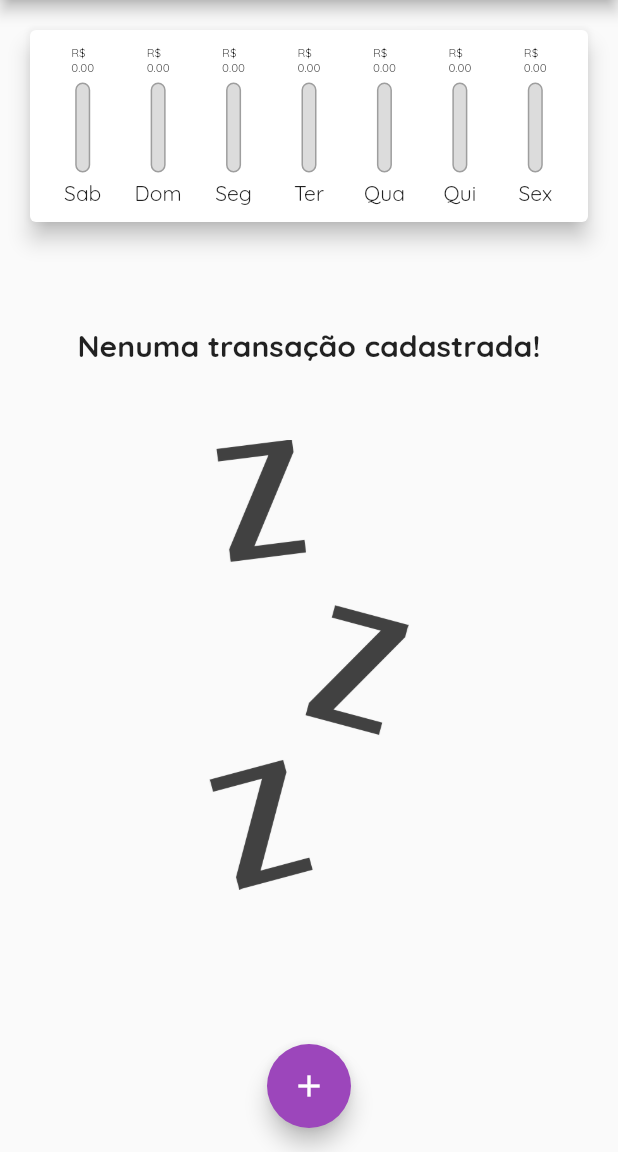
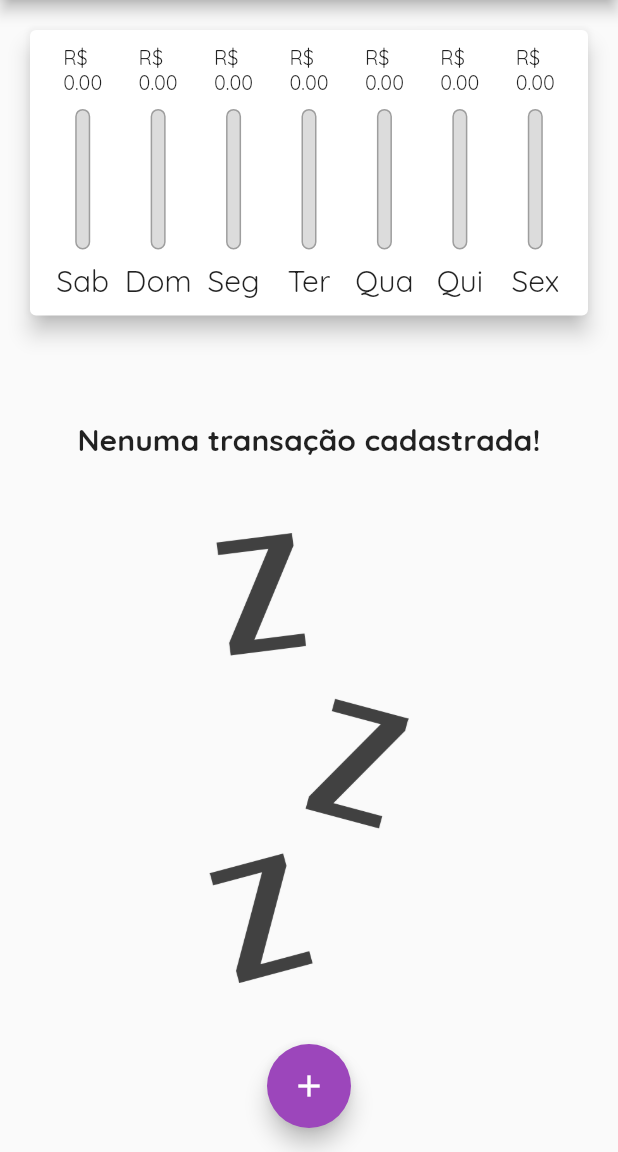
Before and after one commit to alefbispo/app_despesas, a Flutter app: the screen it shows after launch, on a phone screen of 412 x 824 dp, the part 84-1236 px from its top. Run offline on Flutter 3.47's test engine with Material 2 defaults, Android fonts, the phone set to English and light mode, and no system bars; our stand-ins replace google_fonts.

Commit message:
adicionando responsividade

```diff
--- a/lib/components/grafico.dart
+++ b/lib/components/grafico.dart
@@ -74,7 +74,9 @@ class Grafico extends StatelessWidget {
                 child: GraficoBar(
                   label: e['day'] as String,
                   value: e['value'] as double,
-                  percentage: _weekTotoalValue == 0 ? 0 : (e['value'] as double) / _weekTotoalValue,
+                  percentage: _weekTotoalValue == 0
+                      ? 0
+                      : (e['value'] as double) / _weekTotoalValue,
                 ),
               );
             })).toList(),
--- a/lib/components/grafico_bar.dart
+++ b/lib/components/grafico_bar.dart
@@ -14,14 +14,19 @@ class GraficoBar extends StatelessWidget {
 
   @override
   Widget build(BuildContext context) {
+    return LayoutBuilder(
+      builder: (context, constraints) {
+        final height = constraints.maxHeight;
         return Column(
           children: [
             SizedBox(
-            height: 20,
-            child: FittedBox(child: Text('R\$\n${value.toStringAsFixed(2)}'))),
-        SizedBox(height: 5),
+                height: height * 0.20,
+                child: FittedBox(
+                    child: FittedBox(
+                        child: Text('R\$\n${value.toStringAsFixed(2)}')))),
+            SizedBox(height: height * 0.05),
             SizedBox(
-          height: 60,
+              height: height * 0.55,
               width: 10,
               child: Stack(
                 alignment: Alignment.bottomCenter,
@@ -48,9 +53,15 @@ class GraficoBar extends StatelessWidget {
                 ],
               ),
             ),
-        SizedBox(height: 5),
-        Text(label),
+            SizedBox(height: height * 0.05),
+            SizedBox(
+                height: height * 0.15,
+                child: FittedBox(
+                  child: Text(label),
+                )),
           ],
+        );
+      },
     );
   }
 }
--- a/lib/components/transation_list.dart
+++ b/lib/components/transation_list.dart
@@ -11,9 +11,7 @@ class TransactionList extends StatelessWidget {
 
   @override
   Widget build(BuildContext context) {
-    return SizedBox(
-      height: 600,
-      child: transations.isEmpty
+    return transations.isEmpty
         ? Column(
             children: [
               SizedBox(
@@ -71,7 +69,6 @@ class TransactionList extends StatelessWidget {
                 ),
               );
             },
-            ),
           );
   }
 }
--- a/lib/main.dart
+++ b/lib/main.dart
@@ -98,8 +98,7 @@ class _MyHomePageState extends State<MyHomePage> {
 
   @override
   Widget build(BuildContext context) {
-    return Scaffold(
-      appBar: AppBar(
+    final appBar = AppBar(
       title: const Text('Despesas Pessoais'),
       actions: [
         IconButton(
@@ -108,14 +107,24 @@ class _MyHomePageState extends State<MyHomePage> {
               _openTransactionFormModal(context);
             }),
       ],
-      ),
+    );
+    final avaliableHeight = MediaQuery.of(context).size.height -
+        appBar.preferredSize.height -
+        MediaQuery.of(context).padding.top;
+    return Scaffold(
+      appBar: appBar,
       body: SingleChildScrollView(
         child: Column(
           crossAxisAlignment: CrossAxisAlignment.stretch,
           children: [
-            Grafico(recentTransaction: _recentTransactions),
-            TransactionList(transations: _transactions,
-            delete: _deleteTransaction),
+            SizedBox(
+                height: avaliableHeight * 0.3,
+                child: Grafico(recentTransaction: _recentTransactions)),
+            SizedBox(
+              height: avaliableHeight * 0.7,
+              child: TransactionList(
+                  transations: _transactions, delete: _deleteTransaction),
+            ),
           ],
         ),
       ),
```
Lines whose indentation alone changed are shown as unchanged.
